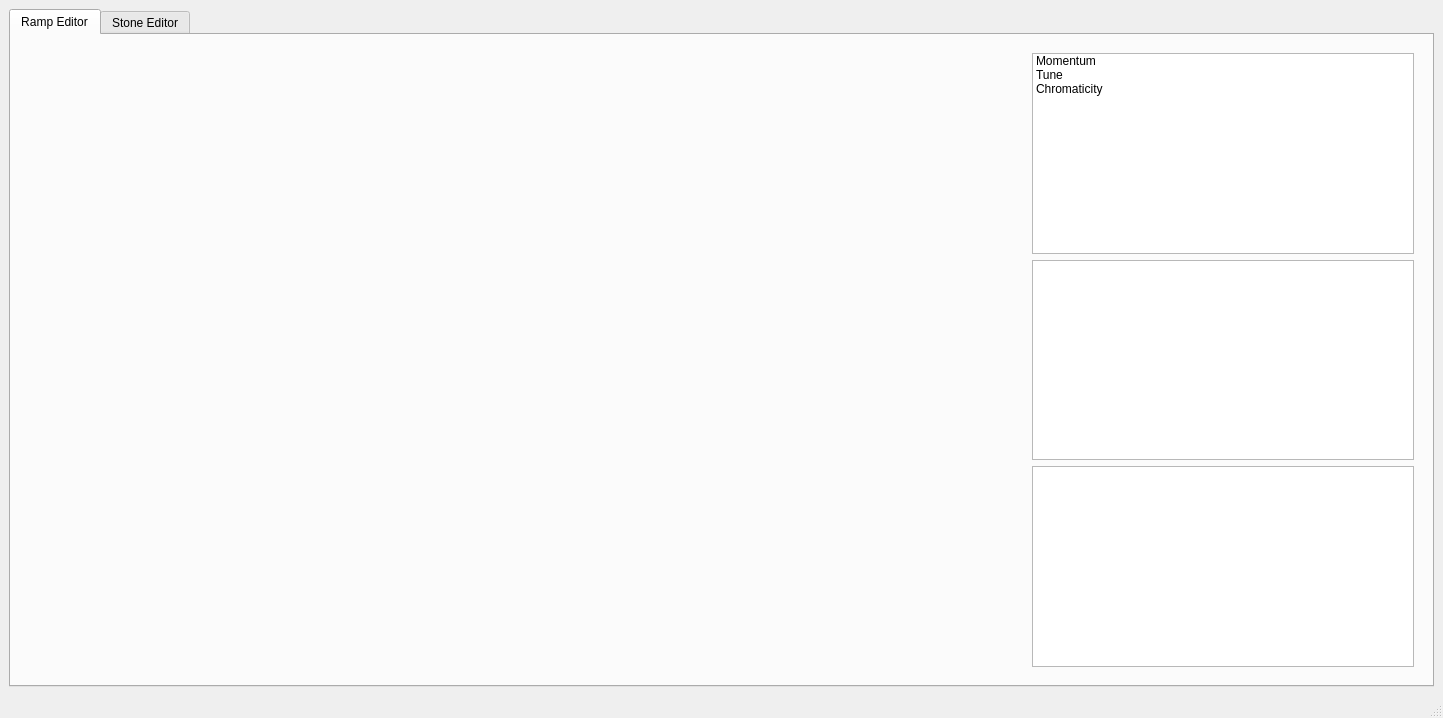
Above: RampEditor.ui from ydutheil/COSYRampEditor before the change. Below: the same form after it.
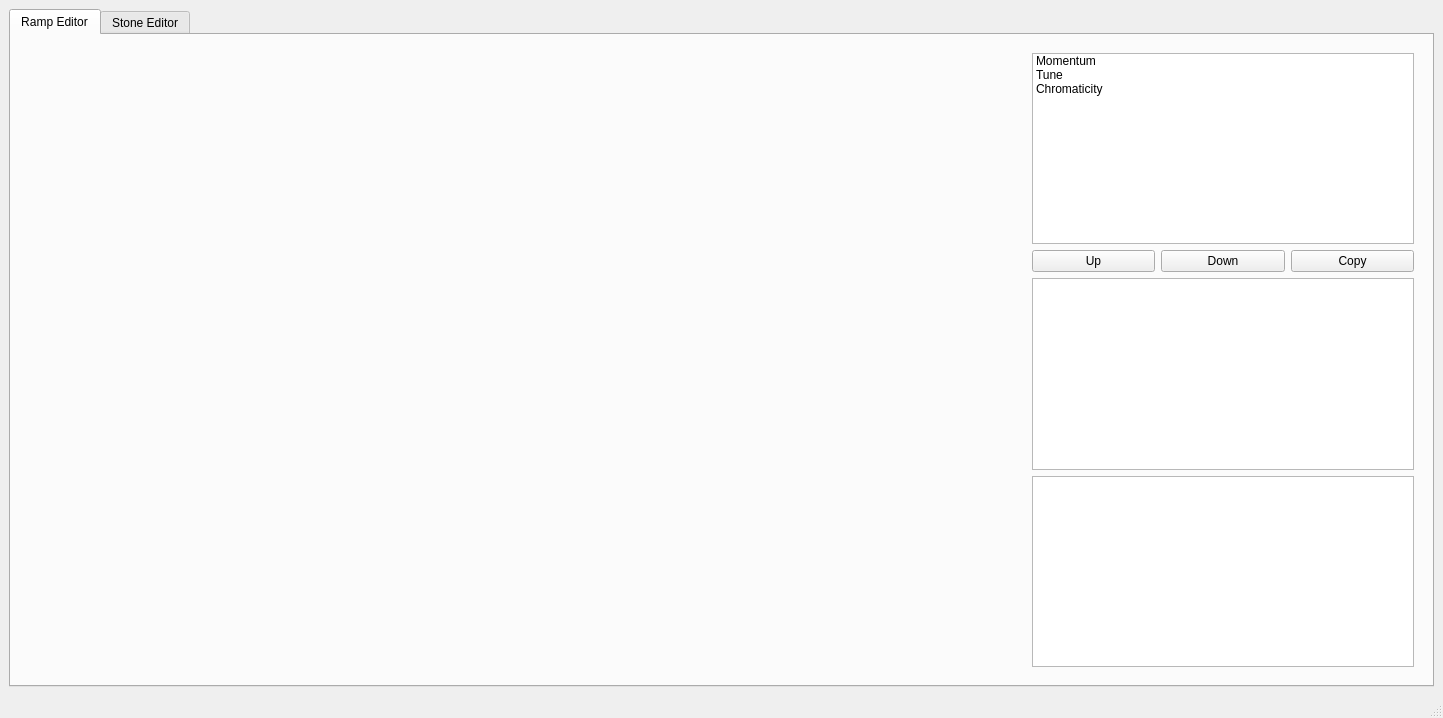
That is the form after the change.

Commit message: M giving up

```diff
--- a/RampEditor.ui
+++ b/RampEditor.ui
@@ -58,6 +58,31 @@
              </item>
             </widget>
            </item>
+           <item>
+            <layout class="QHBoxLayout" name="StoneButtons" stretch="0,0,0">
+             <item>
+              <widget class="QPushButton" name="Up">
+               <property name="text">
+                <string>Up</string>
+               </property>
+              </widget>
+             </item>
+             <item>
+              <widget class="QPushButton" name="Down">
+               <property name="text">
+                <string>Down</string>
+               </property>
+              </widget>
+             </item>
+             <item>
+              <widget class="QPushButton" name="Copy">
+               <property name="text">
+                <string>Copy</string>
+               </property>
+              </widget>
+             </item>
+            </layout>
+           </item>
            <item>
             <widget class="QListWidget" name="Qlist_StoneManipulator"/>
            </item>
```
The commit also changes 2 other files.
